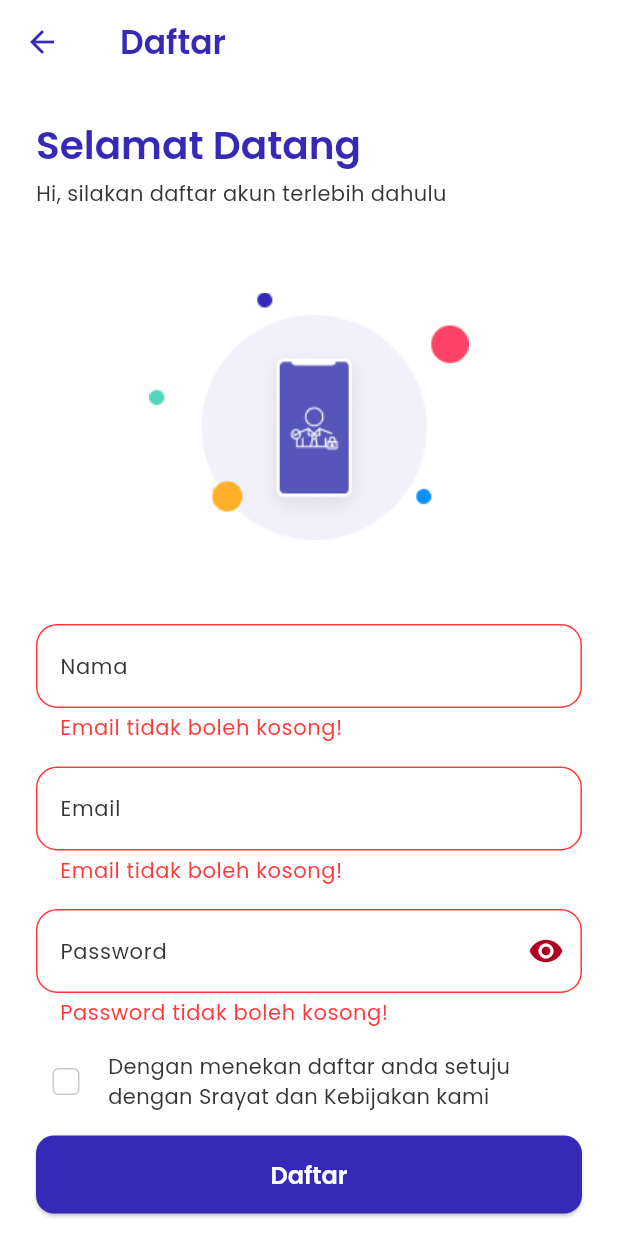
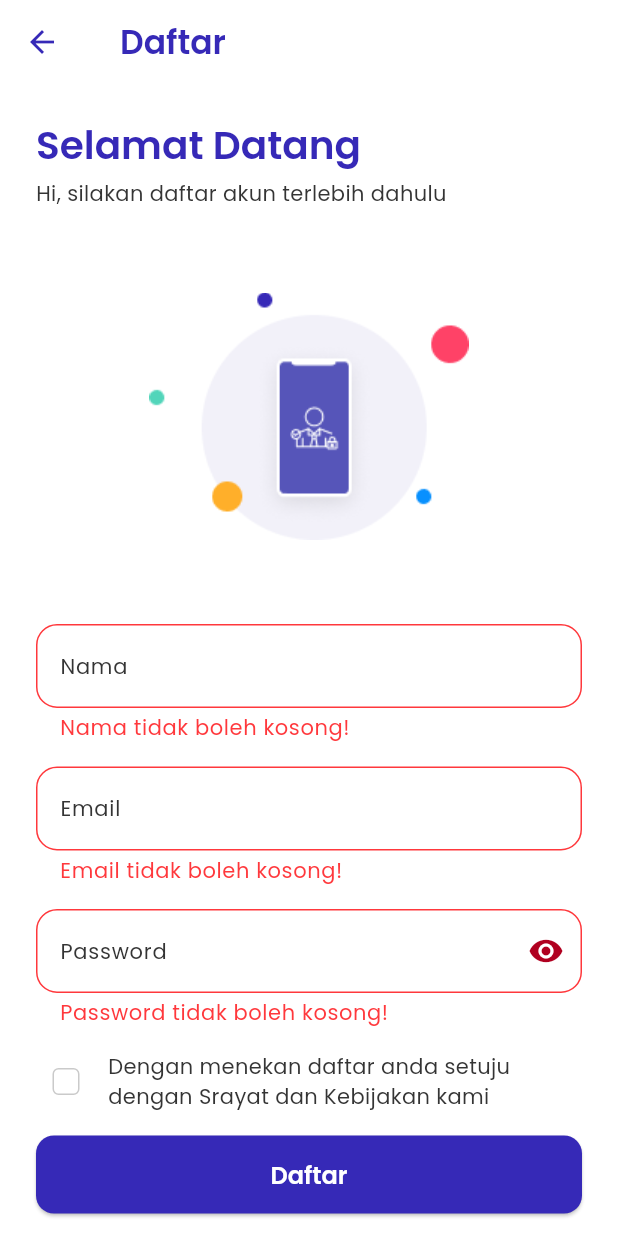
Before and after one commit to donisaputradev/flutter-kasirku, a Flutter app: the RegisterPage screen opened directly, after a tap on "Daftar", on a phone screen of 412 x 824 dp. Run offline on Flutter 3.47's test engine with Material 3 defaults, Android fonts, the phone set to English and light mode, and no system bars; our stand-ins replace lucide_icons_flutter.

Commit message:
update validation messages on register page

```diff
--- a/lib/pages/register.dart
+++ b/lib/pages/register.dart
@@ -61,9 +61,9 @@ class _RegisterPageState extends State<RegisterPage> {
                 validator: (value) {
                   if (value != null) {
                     if (value.isEmpty) {
-                      return 'Email tidak boleh kosong!';
-                    } else if (!value.contains('@')) {
-                      return 'Format email tidak valid!';
+                      return 'Nama tidak boleh kosong!';
+                    } else if (value.length < 3) {
+                      return 'Nama minimal 3 karakter';
                     }
                   }
 
```
